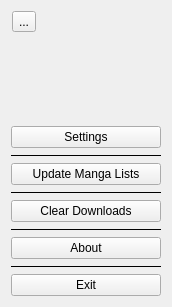
Rain92/UltimateMangaReader, file src/widgets/menudialog.ui: the form before one commit.
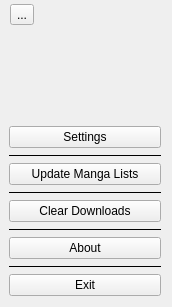
The form after the commit. Icons and pictures are not drawn.

Commit message: fix menu icon location

```diff
--- a/src/widgets/menudialog.ui
+++ b/src/widgets/menudialog.ui
@@ -14,6 +14,12 @@
    <string>Dialog</string>
   </property>
   <layout class="QVBoxLayout" name="verticalLayout">
+   <property name="leftMargin">
+    <number>9</number>
+   </property>
+   <property name="topMargin">
+    <number>4</number>
+   </property>
    <item>
     <layout class="QHBoxLayout" name="horizontalLayout">
      <property name="leftMargin">
```
Left out of the diff: 4 changed lines with no effect on the pictures.
